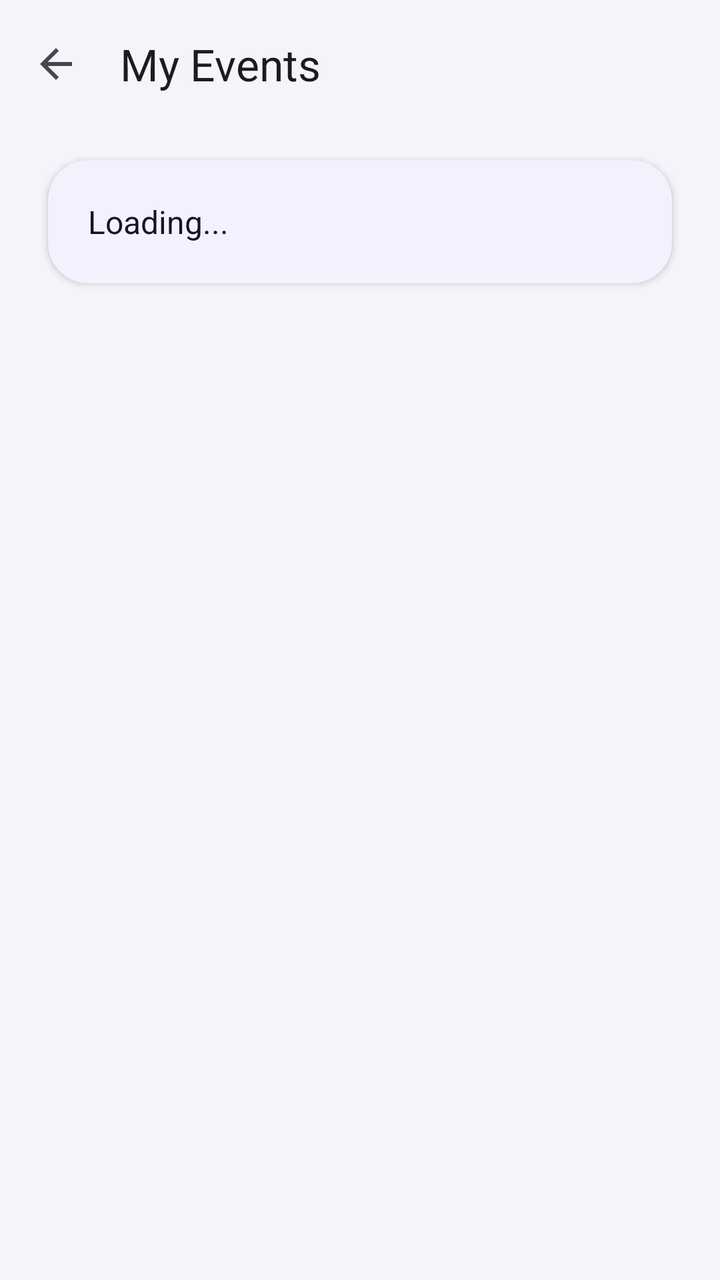
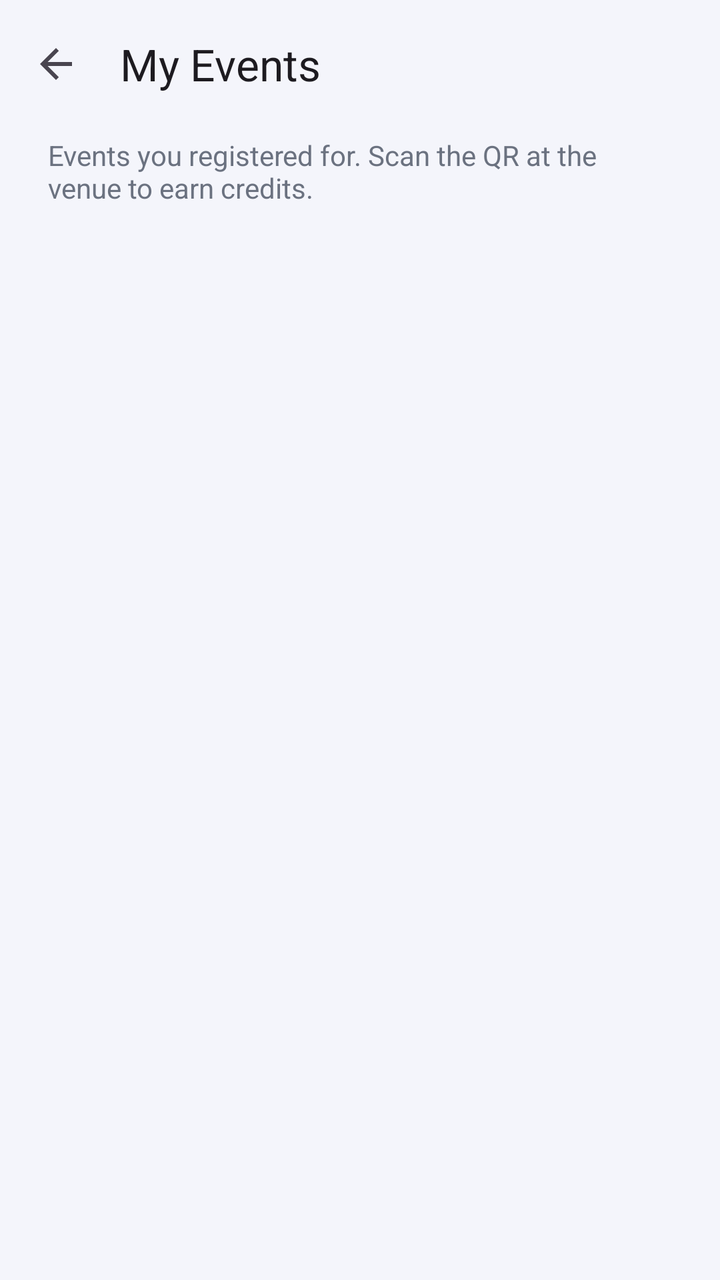

The first picture is an Android layout as it rendered before a commit; the second is the same layout after the commit. The layout source and the unified diff follow.
<!-- AndroidManifest.xml: application theme Theme.CampusPay -->
<!-- res/layout/activity_my_events.xml -->
<?xml version="1.0" encoding="utf-8"?>
<androidx.constraintlayout.widget.ConstraintLayout
    xmlns:android="http://schemas.android.com/apk/res/android"
    xmlns:app="http://schemas.android.com/apk/res-auto"
    android:layout_width="match_parent"
    android:layout_height="match_parent"
    android:background="@color/background_light">

    <com.google.android.material.appbar.MaterialToolbar
        android:id="@+id/toolbarMyEvents"
        android:layout_width="0dp"
        android:layout_height="?attr/actionBarSize"
        app:layout_constraintEnd_toEndOf="parent"
        app:layout_constraintStart_toStartOf="parent"
        app:layout_constraintTop_toTopOf="parent"
        app:navigationIcon="@drawable/ic_arrow_back"
        app:title="My Events" />

    <com.google.android.material.card.MaterialCardView
        style="@style/Widget.CampusPay.Card"
        android:layout_width="0dp"
        android:layout_height="wrap_content"
        android:layout_marginStart="24dp"
        android:layout_marginTop="16dp"
        android:layout_marginEnd="24dp"
        app:layout_constraintEnd_toEndOf="parent"
        app:layout_constraintStart_toStartOf="parent"
        app:layout_constraintTop_toBottomOf="@id/toolbarMyEvents">

        <TextView
            android:id="@+id/tvMyEvents"
            android:layout_width="match_parent"
            android:layout_height="wrap_content"
            android:padding="20dp"
            android:text="Loading..."
            android:textColor="@color/text_primary"
            android:textSize="16sp" />
    </com.google.android.material.card.MaterialCardView>

</androidx.constraintlayout.widget.ConstraintLayout>
<!-- resources referenced by this layout -->
<resources>
  <color name="background_light">#F4F5FB</color>
  <color name="text_primary">#12142B</color>
  <!-- drawable ic_arrow_back (drawable) -->
  <vector xmlns:android="http://schemas.android.com/apk/res/android"
      android:width="24dp"
      android:height="24dp"
      android:viewportWidth="24"
      android:viewportHeight="24"
      android:autoMirrored="true"
      android:tint="?attr/colorControlNormal">
      <path
          android:fillColor="@android:color/white"
          android:pathData="M20,11H7.83l5.59,-5.59L12,4l-8,8 8,8 1.41,-1.41L7.83,13H20v-2z" />
  </vector>
  <style name="Widget.CampusPay.Card" parent="Widget.Material3.CardView.Elevated">
          <item name="cardCornerRadius">20dp</item>
          <item name="cardElevation">2dp</item>
          <item name="cardBackgroundColor">@color/surface_light</item>
      </style>
  <style name="Theme.CampusPay" parent="Base.Theme.CampusPay" />
  <color name="surface_light">#FFFFFF</color>
  <style name="Base.Theme.CampusPay" parent="Theme.Material3.DayNight.NoActionBar">
  
          
          <item name="colorPrimary">@color/brand_primary</item>
          <item name="colorOnPrimary">@color/white</item>
          <item name="colorPrimaryContainer">@color/brand_primary_container</item>
          <item name="colorOnPrimaryContainer">@color/brand_primary_dark</item>
          <item name="colorSecondary">@color/brand_secondary</item>
          <item name="colorOnSecondary">@color/white</item>
          <item name="colorSecondaryContainer">@color/brand_secondary_container</item>
          <item name="colorOnSecondaryContainer">@color/brand_secondary_dark</item>
  
          
          <item name="android:colorBackground">@color/background_light</item>
          <item name="colorSurface">@color/surface_light</item>
          <item name="colorOnSurface">@color/text_primary</item>
          <item name="colorSurfaceVariant">#ECEDF5</item>
          <item name="colorOnSurfaceVariant">@color/text_secondary</item>
          <item name="colorOutline">@color/outline_light</item>
          <item name="colorOutlineVariant">@color/divider</item>
  
          
          <item name="android:statusBarColor">@android:color/transparent</item>
          <item name="android:navigationBarColor">@android:color/transparent</item>
          <item name="android:windowLightStatusBar">true</item>
          <item name="android:windowLightNavigationBar" tools:targetApi="o_mr1">true</item>
      </style>
  <color name="brand_primary">#4F46E5</color>
  <color name="white">#FFFFFFFF</color>
  <color name="brand_primary_container">#E0E7FF</color>
  <color name="brand_primary_dark">#3730A3</color>
  <color name="brand_secondary">#14B8A6</color>
  <color name="brand_secondary_container">#CCFBF1</color>
  <color name="brand_secondary_dark">#0F766E</color>
  <color name="text_secondary">#6B7280</color>
  <color name="outline_light">#D1D5DB</color>
  <color name="divider">#E5E7EB</color>
</resources>

<!-- the commit's change to res/layout/activity_my_events.xml (unified diff, before → after) -->
@@ -16,25 +16,48 @@
         app:navigationIcon="@drawable/ic_arrow_back"
         app:title="My Events" />
 
-    <com.google.android.material.card.MaterialCardView
-        style="@style/Widget.CampusPay.Card"
+    <TextView
+        android:id="@+id/tvMyEventsSubtitle"
         android:layout_width="0dp"
         android:layout_height="wrap_content"
         android:layout_marginStart="24dp"
+        android:layout_marginEnd="24dp"
+        android:layout_marginTop="4dp"
+        android:text="Events you registered for. Scan the QR at the venue to earn credits."
+        android:textColor="@color/text_secondary"
+        android:textSize="14sp"
+        app:layout_constraintEnd_toEndOf="parent"
+        app:layout_constraintStart_toStartOf="parent"
+        app:layout_constraintTop_toBottomOf="@id/toolbarMyEvents" />
+
+    <androidx.recyclerview.widget.RecyclerView
+        android:id="@+id/myEventsRecyclerView"
+        android:layout_width="0dp"
+        android:layout_height="0dp"
+        android:layout_marginStart="24dp"
         android:layout_marginTop="16dp"
         android:layout_marginEnd="24dp"
+        android:clipToPadding="false"
+        android:paddingBottom="24dp"
+        app:layout_constraintBottom_toBottomOf="parent"
         app:layout_constraintEnd_toEndOf="parent"
         app:layout_constraintStart_toStartOf="parent"
-        app:layout_constraintTop_toBottomOf="@id/toolbarMyEvents">
+        app:layout_constraintTop_toBottomOf="@id/tvMyEventsSubtitle" />
 
-        <TextView
-            android:id="@+id/tvMyEvents"
-            android:layout_width="match_parent"
-            android:layout_height="wrap_content"
-            android:padding="20dp"
-            android:text="Loading..."
-            android:textColor="@color/text_primary"
-            android:textSize="16sp" />
-    </com.google.android.material.card.MaterialCardView>
+    <TextView
+        android:id="@+id/tvMyEventsEmpty"
+        android:layout_width="0dp"
+        android:layout_height="wrap_content"
+        android:layout_marginStart="24dp"
+        android:layout_marginTop="32dp"
+        android:layout_marginEnd="24dp"
+        android:gravity="center"
+        android:text="You have not registered for any events yet."
+        android:textColor="@color/text_secondary"
+        android:textSize="15sp"
+        android:visibility="gone"
+        app:layout_constraintEnd_toEndOf="parent"
+        app:layout_constraintStart_toStartOf="parent"
+        app:layout_constraintTop_toBottomOf="@id/tvMyEventsSubtitle" />
 
 </androidx.constraintlayout.widget.ConstraintLayout>
<!-- resource entries referenced after the edit -->
@@ -1,7 +1,7 @@
 <!-- resources referenced by this layout -->
 <resources>
   <color name="background_light">#F4F5FB</color>
-  <color name="text_primary">#12142B</color>
+  <color name="text_secondary">#6B7280</color>
   <!-- drawable ic_arrow_back (drawable) -->
   <vector xmlns:android="http://schemas.android.com/apk/res/android"
       android:width="24dp"
@@ -14,13 +14,7 @@
           android:fillColor="@android:color/white"
           android:pathData="M20,11H7.83l5.59,-5.59L12,4l-8,8 8,8 1.41,-1.41L7.83,13H20v-2z" />
   </vector>
-  <style name="Widget.CampusPay.Card" parent="Widget.Material3.CardView.Elevated">
-          <item name="cardCornerRadius">20dp</item>
-          <item name="cardElevation">2dp</item>
-          <item name="cardBackgroundColor">@color/surface_light</item>
-      </style>
   <style name="Theme.CampusPay" parent="Base.Theme.CampusPay" />
-  <color name="surface_light">#FFFFFF</color>
   <style name="Base.Theme.CampusPay" parent="Theme.Material3.DayNight.NoActionBar">
   
           
@@ -55,7 +49,8 @@
   <color name="brand_secondary">#14B8A6</color>
   <color name="brand_secondary_container">#CCFBF1</color>
   <color name="brand_secondary_dark">#0F766E</color>
-  <color name="text_secondary">#6B7280</color>
+  <color name="surface_light">#FFFFFF</color>
+  <color name="text_primary">#12142B</color>
   <color name="outline_light">#D1D5DB</color>
   <color name="divider">#E5E7EB</color>
 </resources>
